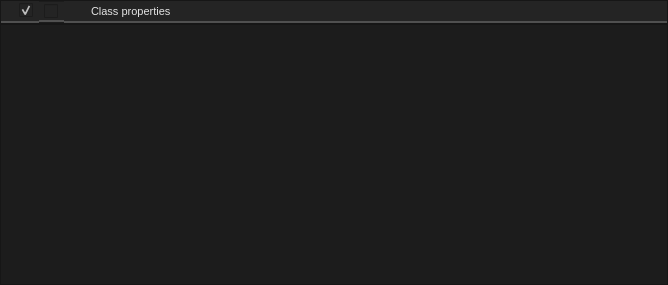
This is smartprop_editor/property_frame.ui in dertwist/Hammer5Tools as Qt 5 draws it before an edit. The edited form follows.
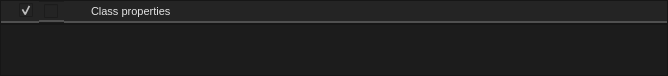
This is the edited form. Icons and pictures are not drawn.

What changed in the file:
```diff
--- a/smartprop_editor/property_frame.ui
+++ b/smartprop_editor/property_frame.ui
@@ -7,7 +7,7 @@
     <x>0</x>
     <y>0</y>
     <width>668</width>
-    <height>285</height>
+    <height>76</height>
    </rect>
   </property>
   <property name="windowTitle">
```
